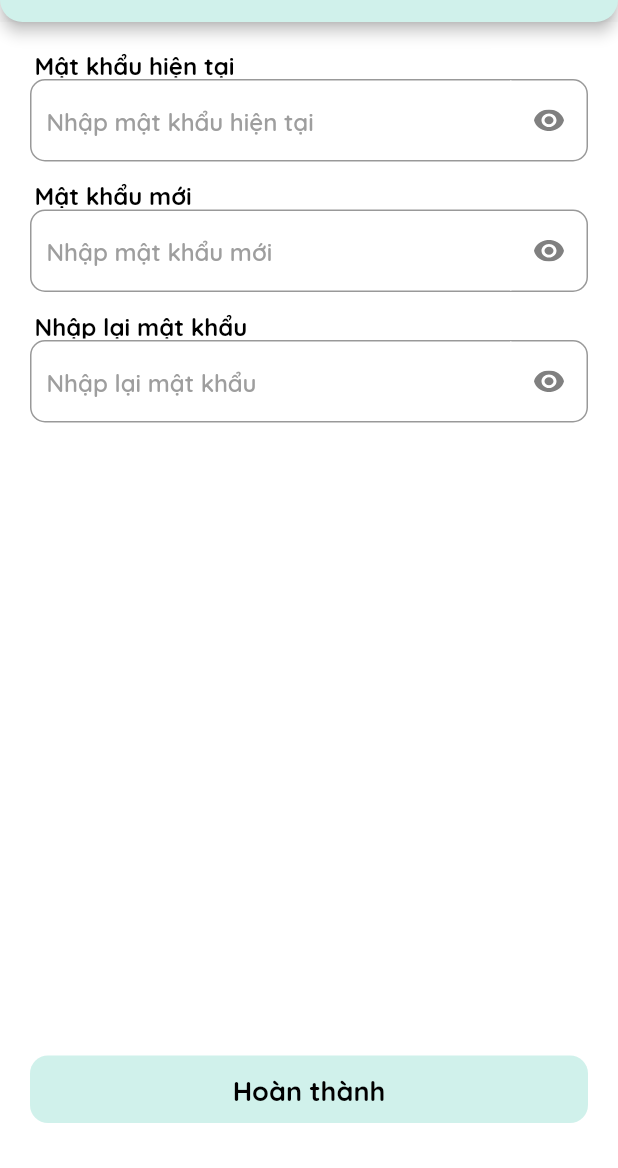
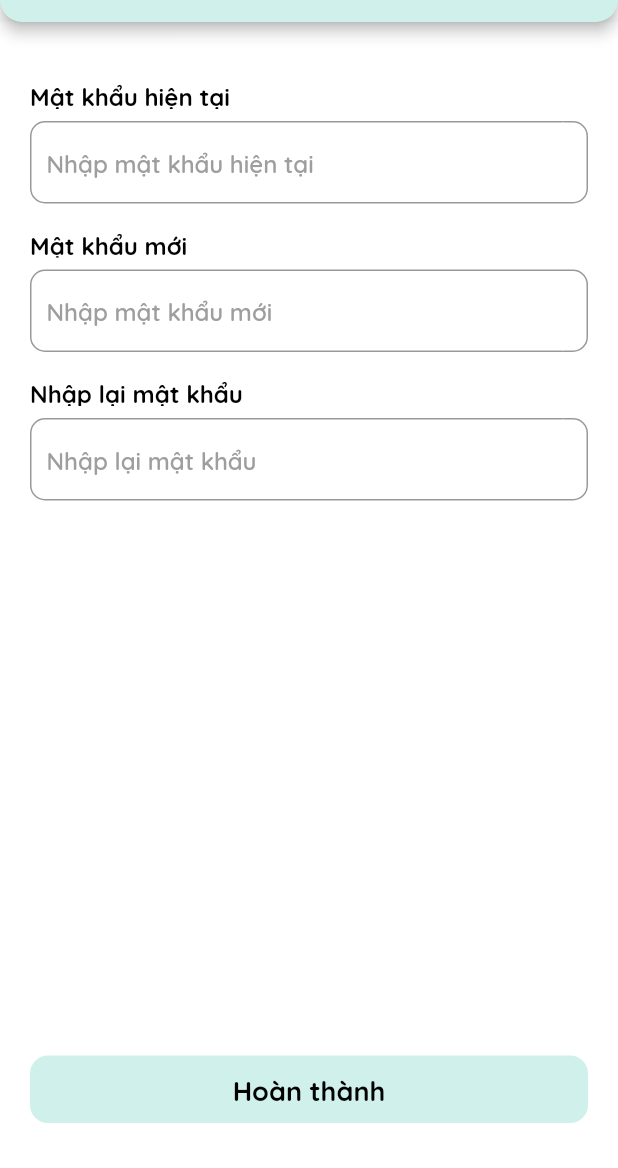
Before and after one commit to nttnew/gencrmv5, a Flutter app: the ChangePassWordPage screen opened by its route, on a phone screen of 412 x 824 dp, the part 68-1236 px from its top. Run offline on Flutter 3.47's test engine with Material 2 defaults, Android fonts, the phone set to English and light mode, and no system bars; our stand-ins replace cached_network_image, community_material_icon, dartx, dio, double_back_to_close_app, dropdown_button2 and 33 more; missing offline and left inert: flutter_callkit_incoming, is_lock_screen, plugin_pitel, qr_code_scanner, tiengviet; accounts and stored records are empty; generated files the repository leaves out were written again; network calls fail.

Commit message:
fix done

```diff
--- a/lib/bloc/get_infor_acc/get_infor_acc_bloc.dart
+++ b/lib/bloc/get_infor_acc/get_infor_acc_bloc.dart
@@ -26,7 +26,6 @@ class GetInforAccBloc extends Bloc<GetInforAccEvent, GetInforAccState> {
   }
 
   Stream<GetInforAccState> _getInfoAcc() async* {
-    // LoadingApi().pushLoading();
     try {
       yield LoadingInforAccState();
       final response = await userRepository.getInfoAcc();
--- a/lib/l10n/app_en.arb
+++ b/lib/l10n/app_en.arb
@@ -181,5 +181,6 @@
 "number": "Number",
 "are_you_sure_you_want_to_sign_out": "Are you sure you want to sign out?",
 "agree": "Agree",
-"enter_address_application_below": "Enter the application address below"
+"enter_address_application_below": "Enter the application address below",
+"this_email_is_invalid":"Email không hợp lệ"
 }
--- a/lib/l10n/app_ko.arb
+++ b/lib/l10n/app_ko.arb
@@ -182,5 +182,6 @@
 "number":"번호",
 "are_you_sure_you_want_to_sign_out":"로그아웃하시겠습니까?",
 "agree":"동의",
-"enter_address_application_below":"아래에 앱 주소를 입력하세요"
+"enter_address_application_below":"아래에 앱 주소를 입력하세요",
+"this_email_is_invalid":"Email không hợp lệ"
 }
--- a/lib/screens/call/action_button.dart
+++ b/lib/screens/call/action_button.dart
@@ -7,13 +7,13 @@ class ActionButton extends StatelessWidget {
   final TextStyle titleStyle;
   final TextStyle subTitleStyle;
   final String subTitle;
-  IconData? icon;
+  final IconData? icon;
   final bool checked;
   final bool number;
   final Color? fillColor;
   final Color? iconColor;
   final Function() onPressed;
-  Function()? onLongPress;
+  final Function()? onLongPress;
 
   ActionButton(
       {Key? key,
--- a/lib/screens/forgot_password/forgot_password_otp_screen.dart
+++ b/lib/screens/forgot_password/forgot_password_otp_screen.dart
@@ -108,7 +108,7 @@ class _ForgotPasswordOTPScreenState extends State<ForgotPasswordOTPScreen> {
                           ),
                         ],
                       ),
-                      AppValue.vSpaceMedium,
+                      AppValue.vSpaceSmall,
                       _buildPassAuth(context, bloc),
                       AppValue.vSpaceSmall,
                       _buildButtonSubmit(bloc),
@@ -180,14 +180,14 @@ class _ForgotPasswordOTPScreenState extends State<ForgotPasswordOTPScreen> {
         builder: (context, state) {
       return WidgetInput(
         onChanged: (value) => code = value,
-        colorFix: Theme.of(context).scaffoldBackgroundColor,
+        colorTxtLabel: Theme.of(context).scaffoldBackgroundColor,
         focusNode: _OtpFocusNode,
         inputType: TextInputType.emailAddress,
         boxDecoration: BoxDecoration(
           borderRadius: BorderRadius.circular(10),
           border: Border.all(color: HexColor("#838A91")),
         ),
-        Fix: Text(AppLocalizations.of(Get.context!)?.verification_codes ?? '',
+        textLabel: Text(AppLocalizations.of(Get.context!)?.verification_codes ?? '',
             style: TextStyle(
                 fontFamily: "Quicksand",
                 fontWeight: FontWeight.w600,
--- a/lib/screens/login/widget/widget_register_form.dart
+++ b/lib/screens/login/widget/widget_register_form.dart
@@ -85,14 +85,14 @@ class _WidgetRegisterFormState extends State<WidgetRegisterForm> {
               ),
               AppValue.vSpaceSmall,
               _buildTextFieldFullName(bloc),
-              AppValue.vSpaceMedium,
+              AppValue.vSpaceSmall,
               Text(
                 AppLocalizations.of(Get.context!)?.email ?? '',
                 style: AppStyle.DEFAULT_16_BOLD,
               ),
               AppValue.vSpaceSmall,
               _buildTextFieldEmail(bloc),
-              AppValue.vSpaceMedium,
+              AppValue.vSpaceSmall,
               Text(
                 AppLocalizations.of(Get.context!)?.password ?? '',
                 style: AppStyle.DEFAULT_16_BOLD,
--- a/lib/screens/menu/home/notification/widget/readed_list.dart
+++ b/lib/screens/menu/home/notification/widget/readed_list.dart
@@ -3,8 +3,6 @@ import 'package:flutter_bloc/flutter_bloc.dart';
 import 'package:flutter_html/flutter_html.dart';
 import '../../../../../bloc/readed_list_notification/readed_list_notifi_bloc.dart';
 import '../../../../../src/app_const.dart';
-import '../../../../../src/base.dart';
-import '../../../../../src/color.dart';
 import '../../../../../src/models/model_generator/list_notification.dart';
 import '../../../../../src/src_index.dart';
 import '../../../../../widgets/slide_menu.dart';
--- a/lib/screens/menu/menu_left/menu_drawer/main_drawer.dart
+++ b/lib/screens/menu/menu_left/menu_drawer/main_drawer.dart
@@ -127,6 +127,7 @@ class _MainDrawerState extends State<MainDrawer> {
                             height: 75,
                             child: Column(
                               crossAxisAlignment: CrossAxisAlignment.start,
+                              mainAxisAlignment: MainAxisAlignment.center,
                               children: [
                                 WidgetText(
                                   title: state.inforAcc.fullname ?? '',
--- a/lib/screens/menu/menu_left/menu_item/change_passwork.dart
+++ b/lib/screens/menu/menu_left/menu_item/change_passwork.dart
@@ -1,4 +1,3 @@
-import 'package:flutter_svg/flutter_svg.dart';
 import 'package:flutter/material.dart';
 import 'package:formz/formz.dart';
 import 'package:gen_crm/bloc/blocs.dart';
@@ -88,9 +87,9 @@ class _ChangePassWordPageState extends State<ChangePassWordPage> {
             children: [
               AppValue.vSpaceTiny,
               _buildCurrentPass(bloc),
-              AppValue.vSpaceMedium,
+              AppValue.vSpaceSmall,
               _buildNewPass(bloc),
-              AppValue.vSpaceMedium,
+              AppValue.vSpaceSmall,
               _buildConfirmNewPass(bloc),
               Spacer(),
               BlocBuilder<ChangePasswordBloc, ChangePasswordState>(
@@ -125,7 +124,7 @@ class _ChangePassWordPageState extends State<ChangePassWordPage> {
         builder: (context, state) {
       return GestureDetector(
         child: WidgetInput(
-          colorFix: COLORS.WHITE,
+          colorTxtLabel: COLORS.WHITE,
           height: 55,
           obscureText: obscurePassword,
           focusNode: _passwordFocusNode,
@@ -135,15 +134,6 @@ class _ChangePassWordPageState extends State<ChangePassWordPage> {
               : null,
           onChanged: (value) =>
               bloc.add(OldPasswordChanged(oldPassword: value)),
-          endIcon: GestureDetector(
-            onTap: () => setState(() => obscurePassword = !obscurePassword),
-            child: SvgPicture.asset(
-              obscurePassword ? ICONS.IC_HINT_PASS_SVG : ICONS.IC_HINT_SVG,
-              color: COLORS.GREY,
-              height: 25,
-              width: 25,
-            ),
-          ),
           widthIcon: null,
           inputController: null,
           enabled: null,
@@ -154,7 +144,7 @@ class _ChangePassWordPageState extends State<ChangePassWordPage> {
           inputType: TextInputType.text,
           hintStyle: AppStyle.DEFAULT_16.copyWith(color: Colors.grey),
           hint: AppLocalizations.of(Get.context!)?.enter_current_password,
-          Fix: Container(
+          textLabel: Container(
             width: 150,
             height: 20,
             decoration: BoxDecoration(
@@ -187,7 +177,7 @@ class _ChangePassWordPageState extends State<ChangePassWordPage> {
         builder: (context, state) {
       return GestureDetector(
         child: WidgetInput(
-          colorFix: COLORS.WHITE,
+          colorTxtLabel: COLORS.WHITE,
           height: 55,
           obscureText: obscureNewPassword,
           focusNode: _newPasswordFocusNode,
@@ -197,16 +187,6 @@ class _ChangePassWordPageState extends State<ChangePassWordPage> {
               : null,
           onChanged: (value) =>
               bloc.add(NewPasswordChanged(newPassword: value)),
-          endIcon: GestureDetector(
-            onTap: () =>
-                setState(() => obscureNewPassword = !obscureNewPassword),
-            child: SvgPicture.asset(
-              obscureNewPassword ? ICONS.IC_HINT_PASS_SVG : ICONS.IC_HINT_SVG,
-              color: COLORS.GREY,
-              height: 25,
-              width: 25,
-            ),
-          ),
           widthIcon: null,
           inputController: null,
           enabled: null,
@@ -217,7 +197,7 @@ class _ChangePassWordPageState extends State<ChangePassWordPage> {
           inputType: TextInputType.text,
           hintStyle: AppStyle.DEFAULT_16.copyWith(color: Colors.grey),
           hint: AppLocalizations.of(Get.context!)?.enter_your_new_password,
-          Fix: Container(
+          textLabel: Container(
             width: 150,
             height: 20,
             decoration: BoxDecoration(
@@ -250,7 +230,7 @@ class _ChangePassWordPageState extends State<ChangePassWordPage> {
         builder: (context, state) {
       return GestureDetector(
         child: WidgetInput(
-          colorFix: COLORS.WHITE,
+          colorTxtLabel: COLORS.WHITE,
           height: 55,
           obscureText: obscureConfirmPassword,
           focusNode: _confirmPassFocusNode,
@@ -260,18 +240,6 @@ class _ChangePassWordPageState extends State<ChangePassWordPage> {
           onChanged: (value) {
             bloc.add(RepeatPasswordChanged(repeatPassword: value));
           },
-          endIcon: GestureDetector(
-            onTap: () => setState(
-                () => obscureConfirmPassword = !obscureConfirmPassword),
-            child: SvgPicture.asset(
-              obscureConfirmPassword
-                  ? ICONS.IC_HINT_PASS_SVG
-                  : ICONS.IC_HINT_SVG,
-              color: COLORS.GREY,
-              height: 25,
-              width: 25,
-            ),
-          ),
           widthIcon: null,
           inputController: null,
           enabled: null,
@@ -282,7 +250,7 @@ class _ChangePassWordPageState extends State<ChangePassWordPage> {
           inputType: TextInputType.text,
           hintStyle: AppStyle.DEFAULT_16.copyWith(color: Colors.grey),
           hint: AppLocalizations.of(Get.context!)?.enter_password_again,
-          Fix: Container(
+          textLabel: Container(
             width: 150,
             height: 20,
             decoration: BoxDecoration(
--- a/lib/screens/menu/menu_left/menu_item/information_account.dart
+++ b/lib/screens/menu/menu_left/menu_item/information_account.dart
@@ -268,7 +268,7 @@ class _InformationAccountState extends State<InformationAccount> {
                         SizedBox(
                           height: 15,
                         ),
-                        _buildEnailField(bloc),
+                        _buildEmailField(bloc),
                         AppValue.vSpaceSmall,
                         Text(AppLocalizations.of(Get.context!)?.address ?? '',
                             style: AppStyle.DEFAULT_16
@@ -383,7 +383,7 @@ class _InformationAccountState extends State<InformationAccount> {
     });
   }
 
-  _buildEnailField(InforAccBloc bloc) {
+  _buildEmailField(InforAccBloc bloc) {
     return BlocBuilder<InforAccBloc, InforAccState>(builder: (context, state) {
       return GestureDetector(
         onTap: null,
--- a/lib/src/icon_constants.dart
+++ b/lib/src/icon_constants.dart
@@ -76,7 +76,6 @@ class ICONS {
   static const String IC_USER2_SVG = 'assets/icons/User.svg';
   static const String IC_DANG_XU_LY_SVG = 'assets/icons/dangxuly.svg';
   static const String IC_HINT_SVG = 'assets/icons/pass.svg';
-  static const String IC_HINT_PASS_SVG = 'assets/icons/hintPass.svg';
   static const String IC_BUILD_SVG = 'assets/icons/building.svg';
   static const String IC_CART_SVG = 'assets/icons/cart.svg';
   static const String IC_LOCATION_PNG = 'assets/icons/location_customer.svg';
--- a/lib/widgets/show_dialog.dart
+++ b/lib/widgets/show_dialog.dart
@@ -222,7 +222,7 @@ class ShowDialogCustom {
                         height: 25,
                       ),
                       WidgetInput(
-                        colorFix: Theme.of(context).scaffoldBackgroundColor,
+                        colorTxtLabel: Theme.of(context).scaffoldBackgroundColor,
                         inputType: TextInputType.text,
                         onChanged: (text) {
                           text_r = text;
@@ -233,7 +233,7 @@ class ShowDialogCustom {
                           border: Border.all(color: HexColor("#838A91")),
                         ),
                         initialValue: initAddressApplication(),
-                        Fix: Text("",
+                        textLabel: Text("",
                             style: TextStyle(
                                 fontFamily: "Quicksand",
                                 fontWeight: FontWeight.w600,
--- a/lib/widgets/widget_input.dart
+++ b/lib/widgets/widget_input.dart
@@ -1,6 +1,6 @@
 import 'package:flutter/material.dart';
-// ignore: import_of_legacy_library_into_null_safe
 import 'package:gen_crm/src/src_index.dart';
+import 'package:gen_crm/widgets/widget_text.dart';
 import 'package:rxdart/rxdart.dart';
 
 class WidgetInput extends StatefulWidget {
@@ -10,7 +10,7 @@ class WidgetInput extends StatefulWidget {
   final String? hint, errorText, labelText, labelText1, initialValue;
   final int? maxLine;
   final Padding? padding;
-  final Color? colorFix;
+  final Color? colorTxtLabel;
   final TextStyle? hintStyle;
   final int? minLine;
   final int? maxLength;
@@ -19,12 +19,13 @@ class WidgetInput extends StatefulWidget {
   final TextInputType? inputType;
   final Widget? leadIcon;
   final Widget? endIcon;
-  final Widget? Fix;
+  final Widget? textLabel;
   final bool? enabled;
   final FocusNode? focusNode;
   final CrossAxisAlignment? crossAxisAlignment;
   final TextInputAction? textInputAction;
   final BoxDecoration? boxDecoration;
+
   const WidgetInput(
       {Key? key,
       this.focusNode,
@@ -47,8 +48,8 @@ class WidgetInput extends StatefulWidget {
       this.endIcon,
       this.enabled = true,
       this.boxDecoration,
-      this.Fix,
-      this.colorFix,
+      this.textLabel,
+      this.colorTxtLabel,
       this.labelText1,
       this.widthIcon,
       this.heightIcon,
@@ -78,9 +79,40 @@ class _WidgetInputState extends State<WidgetInput> {
 
   @override
   Widget build(BuildContext context) {
-    return Stack(
-      clipBehavior: Clip.none,
+    return Column(
+      crossAxisAlignment: CrossAxisAlignment.start,
       children: [
+        widget.textLabel ??
+            Container(
+              width: 100,
+              height: 20,
+              decoration: BoxDecoration(
+                color: COLORS.WHITE,
+              ),
+              child: Stack(
+                children: [
+                  Container(
+                      width: double.infinity,
+                      decoration: BoxDecoration(
+                        border: Border(
+                          top: BorderSide(color: COLORS.WHITE),
+                          left: BorderSide(color: COLORS.WHITE),
+                          right: BorderSide(color: COLORS.WHITE),
+                        ),
+                      ),
+                      height: 11),
+                  Center(
+                    child: Text(
+                      widget.labelText1.toString(),
+                      style: AppStyle.DEFAULT_14.copyWith(color: COLORS.GREY),
+                    ),
+                  ),
+                ],
+              ),
+            ),
+        SizedBox(
+          height: 8,
+        ),
         Container(
           height: widget.height,
           decoration: widget.boxDecoration,
@@ -126,9 +158,6 @@ class _WidgetInputState extends State<WidgetInput> {
                       hintStyle: widget.hintStyle ??
                           AppStyle.DEFAULT_14
                               .copyWith(color: Color(0xff707070)),
-                      errorText: widget.errorText,
-                      errorStyle:
-                          AppStyle.DEFAULT_14.copyWith(color: COLORS.RED),
                       focusedBorder: InputBorder.none,
                       enabledBorder: InputBorder.none,
                       disabledBorder: InputBorder.none,
@@ -165,7 +194,7 @@ class _WidgetInputState extends State<WidgetInput> {
                 width: 1,
                 height: widget.height,
                 margin: EdgeInsets.only(right: 15),
-                color: widget.colorFix ?? COLORS.COLORS_BA,
+                color: widget.colorTxtLabel ?? COLORS.COLORS_BA,
               ),
               widget.endIcon != null
                   ? Padding(
@@ -180,38 +209,15 @@ class _WidgetInputState extends State<WidgetInput> {
             ],
           ),
         ),
-        Positioned(
-          top: -21,
-          left: 3,
-          child: widget.Fix ??
-              Container(
-                width: 100,
-                height: 20,
-                decoration: BoxDecoration(
-                  color: COLORS.WHITE,
-                ),
-                child: Stack(
-                  children: [
-                    Container(
-                        width: double.infinity,
-                        decoration: BoxDecoration(
-                          border: Border(
-                            top: BorderSide(color: COLORS.WHITE),
-                            left: BorderSide(color: COLORS.WHITE),
-                            right: BorderSide(color: COLORS.WHITE),
-                          ),
-                        ),
-                        height: 11),
-                    Center(
-                      child: Text(
-                        widget.labelText1.toString(),
-                        style: AppStyle.DEFAULT_14.copyWith(color: COLORS.GREY),
-                      ),
-                    ),
-                  ],
-                ),
-              ),
-        ),
+        if (widget.errorText != null && widget.errorText != '') ...[
+          SizedBox(
+            height: 1,
+          ),
+          WidgetText(
+            title: widget.errorText,
+            style: AppStyle.DEFAULT_14.copyWith(color: COLORS.RED),
+          )
+        ]
       ],
     );
   }
```
Also changed, not shown: lib/bloc/forgot_password/forgot_password_bloc.dart (+10 -8 lines), lib/bloc/forgot_password/forgot_password_state.dart (+4 -4 lines), lib/l10n/app_vi.arb (+4 -3 lines), lib/screens/forgot_password/forgot_password_reset_screen.dart (+6 -6 lines), lib/screens/forgot_password/forgot_password_screen.dart (+13 -9 lines), lib/screens/login/widget/widget_login_form.dart (+5 -5 lines), lib/screens/menu/home/contract/widget/item_product.dart (+13 -6 lines).
